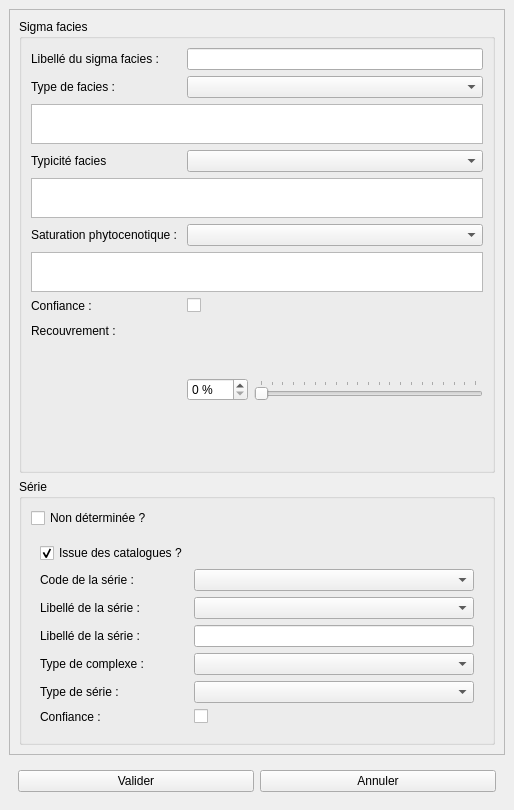
The window that src/ui/form_sigmaf.ui (IGNF/saisie_carhab) describes before a commit, drawn with Qt 5.
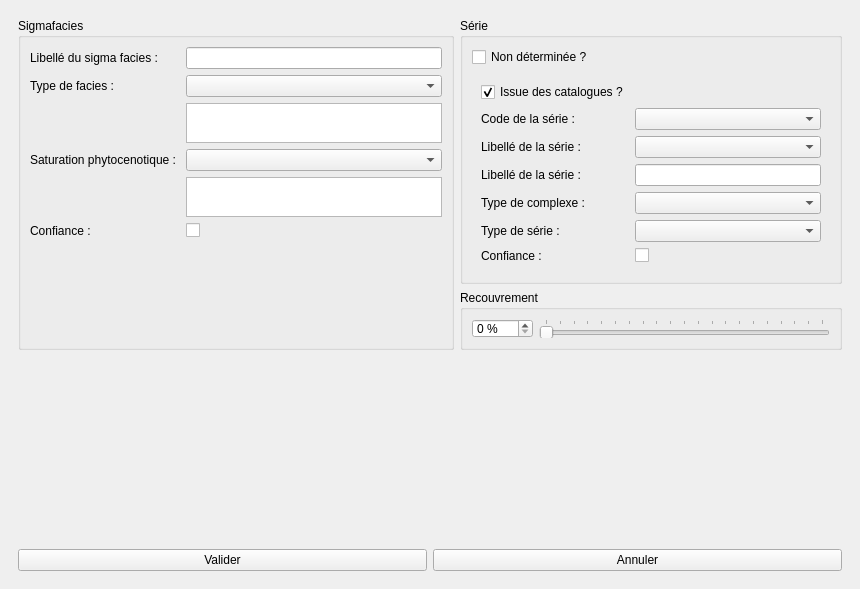
The same window after the commit.

Patch:
```diff
--- a/src/ui/form_sigmaf.ui
+++ b/src/ui/form_sigmaf.ui
@@ -6,8 +6,8 @@
    <rect>
     <x>0</x>
     <y>0</y>
-    <width>514</width>
-    <height>810</height>
+    <width>860</width>
+    <height>589</height>
    </rect>
   </property>
   <property name="windowTitle">
@@ -17,6 +17,9 @@
    <layout class="QVBoxLayout" name="verticalLayout_2">
     <item>
      <widget class="QScrollArea" name="scrollArea">
+      <property name="frameShape">
+       <enum>QFrame::NoFrame</enum>
+      </property>
       <property name="widgetResizable">
        <bool>true</bool>
       </property>
@@ -25,276 +28,12 @@
         <rect>
          <x>0</x>
          <y>0</y>
-         <width>494</width>
-         <height>721</height>
+         <width>842</width>
+         <height>502</height>
         </rect>
        </property>
-       <layout class="QVBoxLayout" name="verticalLayout">
-        <item>
-         <widget class="QGroupBox" name="groupBox_2">
-          <property name="title">
-           <string>Sigma facies</string>
-          </property>
-          <layout class="QFormLayout" name="formLayout">
-           <item row="0" column="0">
-            <widget class="QLabel" name="lb_nom_sf">
-             <property name="text">
-              <string>Libellé du sigma facies :</string>
-             </property>
-            </widget>
-           </item>
-           <item row="0" column="1">
-            <widget class="QLineEdit" name="lb_sigma"/>
-           </item>
-           <item row="1" column="0">
-            <widget class="QLabel" name="label_11">
-             <property name="text">
-              <string>Type de facies : </string>
-             </property>
-            </widget>
-           </item>
-           <item row="1" column="1">
-            <widget class="QComboBox" name="typ_facies">
-             <property name="sizePolicy">
-              <sizepolicy hsizetype="MinimumExpanding" vsizetype="Fixed">
-               <horstretch>0</horstretch>
-               <verstretch>0</verstretch>
-              </sizepolicy>
-             </property>
-             <property name="editable">
-              <bool>false</bool>
-             </property>
-             <property name="sizeAdjustPolicy">
-              <enum>QComboBox::AdjustToMinimumContentsLength</enum>
-             </property>
-            </widget>
-           </item>
-           <item row="2" column="0" colspan="2">
-            <widget class="QTextEdit" name="rmq_typ_fa">
-             <property name="sizePolicy">
-              <sizepolicy hsizetype="Expanding" vsizetype="Expanding">
-               <horstretch>0</horstretch>
-               <verstretch>0</verstretch>
-              </sizepolicy>
-             </property>
-             <property name="minimumSize">
-              <size>
-               <width>0</width>
-               <height>0</height>
-              </size>
-             </property>
-             <property name="maximumSize">
-              <size>
-               <width>16777215</width>
-               <height>40</height>
-              </size>
-             </property>
-             <property name="tabChangesFocus">
-              <bool>true</bool>
-             </property>
-             <property name="lineWrapMode">
-              <enum>QTextEdit::WidgetWidth</enum>
-             </property>
-             <property name="lineWrapColumnOrWidth">
-              <number>1</number>
-             </property>
-             <property name="acceptRichText">
-              <bool>false</bool>
-             </property>
-            </widget>
-           </item>
-           <item row="3" column="0">
-            <widget class="QLabel" name="label_12">
-             <property name="text">
-              <string>Typicité facies</string>
-             </property>
-            </widget>
-           </item>
-           <item row="3" column="1">
-            <widget class="QComboBox" name="typicite">
-             <property name="sizePolicy">
-              <sizepolicy hsizetype="MinimumExpanding" vsizetype="Fixed">
-               <horstretch>0</horstretch>
-               <verstretch>0</verstretch>
-              </sizepolicy>
-             </property>
-             <property name="editable">
-              <bool>false</bool>
-             </property>
-             <property name="sizeAdjustPolicy">
-              <enum>QComboBox::AdjustToMinimumContentsLength</enum>
-             </property>
-            </widget>
-           </item>
-           <item row="4" column="0" colspan="2">
-            <widget class="QTextEdit" name="rmq_typcte">
-             <property name="sizePolicy">
-              <sizepolicy hsizetype="Expanding" vsizetype="Expanding">
-               <horstretch>0</horstretch>
-               <verstretch>0</verstretch>
-              </sizepolicy>
-             </property>
-             <property name="minimumSize">
-              <size>
-               <width>0</width>
-               <height>0</height>
-              </size>
-             </property>
-             <property name="maximumSize">
-              <size>
-               <width>16777215</width>
-               <height>40</height>
-              </size>
-             </property>
-             <property name="tabChangesFocus">
-              <bool>true</bool>
-             </property>
-             <property name="lineWrapMode">
-              <enum>QTextEdit::WidgetWidth</enum>
-             </property>
-             <property name="lineWrapColumnOrWidth">
-              <number>1</number>
-             </property>
-             <property name="acceptRichText">
-              <bool>false</bool>
-             </property>
-            </widget>
-           </item>
-           <item row="5" column="0">
-            <widget class="QLabel" name="label_13">
-             <property name="text">
-              <string>Saturation phytocenotique : </string>
-             </property>
-            </widget>
-           </item>
-           <item row="5" column="1">
-            <widget class="QComboBox" name="sat_phy">
-             <property name="sizePolicy">
-              <sizepolicy hsizetype="MinimumExpanding" vsizetype="Fixed">
-               <horstretch>0</horstretch>
-               <verstretch>0</verstretch>
-              </sizepolicy>
-             </property>
-             <property name="editable">
-              <bool>false</bool>
-             </property>
-             <property name="sizeAdjustPolicy">
-              <enum>QComboBox::AdjustToMinimumContentsLength</enum>
-             </property>
-            </widget>
-           </item>
-           <item row="6" column="0" colspan="2">
-            <widget class="QTextEdit" name="rmq_sat_ph">
-             <property name="sizePolicy">
-              <sizepolicy hsizetype="Expanding" vsizetype="Expanding">
-               <horstretch>0</horstretch>
-               <verstretch>0</verstretch>
-              </sizepolicy>
-             </property>
-             <property name="minimumSize">
-              <size>
-               <width>0</width>
-               <height>0</height>
-              </size>
-             </property>
-             <property name="maximumSize">
-              <size>
-               <width>16777215</width>
-               <height>40</height>
-              </size>
-             </property>
-             <property name="tabChangesFocus">
-              <bool>true</bool>
-             </property>
-             <property name="lineWrapMode">
-              <enum>QTextEdit::WidgetWidth</enum>
-             </property>
-             <property name="lineWrapColumnOrWidth">
-              <number>1</number>
-             </property>
-             <property name="acceptRichText">
-              <bool>false</bool>
-             </property>
-            </widget>
-           </item>
-           <item row="7" column="0">
-            <widget class="QLabel" name="label_3">
-             <property name="text">
-              <string>Confiance :</string>
-             </property>
-            </widget>
-           </item>
-           <item row="7" column="1">
-            <widget class="QCheckBox" name="cfc_facies">
-             <property name="text">
-              <string/>
-             </property>
-            </widget>
-           </item>
-           <item row="9" column="0">
-            <widget class="QLabel" name="label_4">
-             <property name="text">
-              <string>Recouvrement : </string>
-             </property>
-            </widget>
-           </item>
-           <item row="9" column="1">
-            <widget class="QWidget" name="widget_2" native="true">
-             <layout class="QHBoxLayout" name="horizontalLayout_2">
-              <property name="leftMargin">
-               <number>0</number>
-              </property>
-              <property name="topMargin">
-               <number>0</number>
-              </property>
-              <property name="rightMargin">
-               <number>0</number>
-              </property>
-              <property name="bottomMargin">
-               <number>0</number>
-              </property>
-              <item>
-               <widget class="QSpinBox" name="pct_recouv">
-                <property name="suffix">
-                 <string> %</string>
-                </property>
-                <property name="maximum">
-                 <number>100</number>
-                </property>
-                <property name="singleStep">
-                 <number>5</number>
-                </property>
-               </widget>
-              </item>
-              <item>
-               <widget class="QSlider" name="horizontalSlider">
-                <property name="maximum">
-                 <number>100</number>
-                </property>
-                <property name="singleStep">
-                 <number>5</number>
-                </property>
-                <property name="pageStep">
-                 <number>5</number>
-                </property>
-                <property name="orientation">
-                 <enum>Qt::Horizontal</enum>
-                </property>
-                <property name="tickPosition">
-                 <enum>QSlider::TicksAbove</enum>
-                </property>
-                <property name="tickInterval">
-                 <number>5</number>
-                </property>
-               </widget>
-              </item>
-             </layout>
-            </widget>
-           </item>
-          </layout>
-         </widget>
-        </item>
-        <item>
+       <layout class="QGridLayout" name="gridLayout">
+        <item row="0" column="1">
          <widget class="QGroupBox" name="gbox_serie">
           <property name="title">
            <string>Série</string>
@@ -378,14 +117,28 @@
                 </property>
                </widget>
               </item>
-              <item row="5" column="0">
+              <item row="3" column="0">
+               <widget class="QLabel" name="lb_name_ser_nc">
+                <property name="text">
+                 <string>Libellé de la série :</string>
+                </property>
+               </widget>
+              </item>
+              <item row="3" column="1">
+               <widget class="QLineEdit" name="lb_serie_ln_edt">
+                <property name="db_field_mapping" stdset="0">
+                 <string>lb_serie</string>
+                </property>
+               </widget>
+              </item>
+              <item row="4" column="0">
                <widget class="QLabel" name="label_2">
                 <property name="text">
                  <string>Type de complexe : </string>
                 </property>
                </widget>
               </item>
-              <item row="5" column="1">
+              <item row="4" column="1">
                <widget class="QComboBox" name="type_cplx">
                 <property name="sizePolicy">
                  <sizepolicy hsizetype="MinimumExpanding" vsizetype="Fixed">
@@ -401,14 +154,14 @@
                 </property>
                </widget>
               </item>
-              <item row="6" column="0">
+              <item row="5" column="0">
                <widget class="QLabel" name="label_8">
                 <property name="text">
                  <string>Type de série : </string>
                 </property>
                </widget>
               </item>
-              <item row="6" column="1">
+              <item row="5" column="1">
                <widget class="QComboBox" name="type_serie">
                 <property name="sizePolicy">
                  <sizepolicy hsizetype="MinimumExpanding" vsizetype="Fixed">
@@ -424,7 +177,7 @@
                 </property>
                </widget>
               </item>
-              <item row="7" column="0">
+              <item row="6" column="0">
                <widget class="QLabel" name="label">
                 <property name="text">
                  <string>Confiance :</string>
@@ -434,33 +187,258 @@
                 </property>
                </widget>
               </item>
-              <item row="7" column="1">
+              <item row="6" column="1">
                <widget class="QCheckBox" name="cfc_serie">
                 <property name="text">
                  <string/>
                 </property>
                </widget>
               </item>
-              <item row="4" column="0">
-               <widget class="QLabel" name="lb_name_ser_nc">
-                <property name="text">
-                 <string>Libellé de la série :</string>
-                </property>
-               </widget>
-              </item>
-              <item row="4" column="1">
-               <widget class="QLineEdit" name="lb_serie_ln_edt">
-                <property name="db_field_mapping" stdset="0">
-                 <string>lb_serie</string>
-                </property>
-               </widget>
-              </item>
              </layout>
             </widget>
            </item>
           </layout>
          </widget>
         </item>
+        <item row="1" column="1">
+         <widget class="QGroupBox" name="groupBox">
+          <property name="sizePolicy">
+           <sizepolicy hsizetype="Preferred" vsizetype="Expanding">
+            <horstretch>0</horstretch>
+            <verstretch>0</verstretch>
+           </sizepolicy>
+          </property>
+          <property name="minimumSize">
+           <size>
+            <width>0</width>
+            <height>60</height>
+           </size>
+          </property>
+          <property name="maximumSize">
+           <size>
+            <width>16777215</width>
+            <height>60</height>
+           </size>
+          </property>
+          <property name="title">
+           <string>Recouvrement</string>
+          </property>
+          <layout class="QFormLayout" name="formLayout_3">
+           <item row="0" column="0">
+            <widget class="QSpinBox" name="pct_recouv">
+             <property name="suffix">
+              <string> %</string>
+             </property>
+             <property name="maximum">
+              <number>100</number>
+             </property>
+             <property name="singleStep">
+              <number>5</number>
+             </property>
+            </widget>
+           </item>
+           <item row="0" column="1">
+            <widget class="QSlider" name="horizontalSlider">
+             <property name="maximum">
+              <number>100</number>
+             </property>
+             <property name="singleStep">
+              <number>5</number>
+             </property>
+             <property name="pageStep">
+              <number>5</number>
+             </property>
+             <property name="orientation">
+              <enum>Qt::Horizontal</enum>
+             </property>
+             <property name="tickPosition">
+              <enum>QSlider::TicksAbove</enum>
+             </property>
+             <property name="tickInterval">
+              <number>5</number>
+             </property>
+            </widget>
+           </item>
+          </layout>
+         </widget>
+        </item>
+        <item row="3" column="0" colspan="2">
+         <widget class="QWidget" name="relation_ctnr" native="true">
+          <property name="enabled">
+           <bool>true</bool>
+          </property>
+          <layout class="QVBoxLayout" name="verticalLayout_6">
+           <item>
+            <layout class="QVBoxLayout" name="verticalLayout_5"/>
+           </item>
+          </layout>
+         </widget>
+        </item>
+        <item row="0" column="0" rowspan="2">
+         <widget class="QGroupBox" name="groupBox_2">
+          <property name="title">
+           <string>Sigmafacies</string>
+          </property>
+          <layout class="QFormLayout" name="formLayout">
+           <item row="0" column="0">
+            <widget class="QLabel" name="lb_nom_sf">
+             <property name="text">
+              <string>Libellé du sigma facies :</string>
+             </property>
+            </widget>
+           </item>
+           <item row="0" column="1">
+            <widget class="QLineEdit" name="lb_sigma"/>
+           </item>
+           <item row="1" column="0">
+            <widget class="QLabel" name="label_11">
+             <property name="text">
+              <string>Type de facies : </string>
+             </property>
+            </widget>
+           </item>
+           <item row="1" column="1">
+            <widget class="QComboBox" name="typ_facies">
+             <property name="sizePolicy">
+              <sizepolicy hsizetype="MinimumExpanding" vsizetype="Fixed">
+               <horstretch>0</horstretch>
+               <verstretch>0</verstretch>
+              </sizepolicy>
+             </property>
+             <property name="editable">
+              <bool>false</bool>
+             </property>
+             <property name="sizeAdjustPolicy">
+              <enum>QComboBox::AdjustToMinimumContentsLength</enum>
+             </property>
+            </widget>
+           </item>
+           <item row="3" column="0">
+            <widget class="QLabel" name="label_13">
+             <property name="text">
+              <string>Saturation phytocenotique : </string>
+             </property>
+            </widget>
+           </item>
+           <item row="3" column="1">
+            <widget class="QComboBox" name="sat_phy">
+             <property name="sizePolicy">
+              <sizepolicy hsizetype="MinimumExpanding" vsizetype="Fixed">
+               <horstretch>0</horstretch>
+               <verstretch>0</verstretch>
+              </sizepolicy>
+             </property>
+             <property name="editable">
+              <bool>false</bool>
+             </property>
+             <property name="sizeAdjustPolicy">
+              <enum>QComboBox::AdjustToMinimumContentsLength</enum>
+             </property>
+            </widget>
+           </item>
+           <item row="5" column="0">
+            <widget class="QLabel" name="label_3">
+             <property name="text">
+              <string>Confiance :</string>
+             </property>
+            </widget>
+           </item>
+           <item row="5" column="1">
+            <widget class="QCheckBox" name="cfc_facies">
+             <property name="text">
+              <string/>
+             </property>
+            </widget>
+           </item>
+           <item row="7" column="1">
+            <widget class="QWidget" name="widget_2" native="true">
+             <layout class="QHBoxLayout" name="horizontalLayout_2">
+              <property name="leftMargin">
+               <number>0</number>
+              </property>
+              <property name="topMargin">
+               <number>0</number>
+              </property>
+              <property name="rightMargin">
+               <number>0</number>
+              </property>
+              <property name="bottomMargin">
+               <number>0</number>
+              </property>
+             </layout>
+            </widget>
+           </item>
+           <item row="2" column="1">
+            <widget class="QTextEdit" name="rmq_typ_fa">
+             <property name="sizePolicy">
+              <sizepolicy hsizetype="Expanding" vsizetype="Expanding">
+               <horstretch>0</horstretch>
+               <verstretch>0</verstretch>
+              </sizepolicy>
+             </property>
+             <property name="minimumSize">
+              <size>
+               <width>0</width>
+               <height>0</height>
+              </size>
+             </property>
+             <property name="maximumSize">
+              <size>
+               <width>16777215</width>
+               <height>40</height>
+              </size>
+             </property>
+             <property name="tabChangesFocus">
+              <bool>true</bool>
+             </property>
+             <property name="lineWrapMode">
+              <enum>QTextEdit::WidgetWidth</enum>
+             </property>
+             <property name="lineWrapColumnOrWidth">
+              <number>1</number>
+             </property>
+             <property name="acceptRichText">
+              <bool>false</bool>
+             </property>
+            </widget>
+           </item>
+           <item row="4" column="1">
+            <widget class="QTextEdit" name="rmq_sat_ph">
+             <property name="sizePolicy">
+              <sizepolicy hsizetype="Expanding" vsizetype="Expanding">
+               <horstretch>0</horstretch>
+               <verstretch>0</verstretch>
+              </sizepolicy>
+             </property>
+             <property name="minimumSize">
+              <size>
+               <width>0</width>
+               <height>0</height>
+              </size>
+             </property>
+             <property name="maximumSize">
+              <size>
+               <width>16777215</width>
+               <height>40</height>
+              </size>
+             </property>
+             <property name="tabChangesFocus">
+              <bool>true</bool>
+             </property>
+             <property name="lineWrapMode">
+              <enum>QTextEdit::WidgetWidth</enum>
+             </property>
+             <property name="lineWrapColumnOrWidth">
+              <number>1</number>
+             </property>
+             <property name="acceptRichText">
+              <bool>false</bool>
+             </property>
+            </widget>
+           </item>
+          </layout>
+         </widget>
+        </item>
        </layout>
       </widget>
      </widget>
```
Left out of the diff: 18 changed lines with no effect on the pictures.
